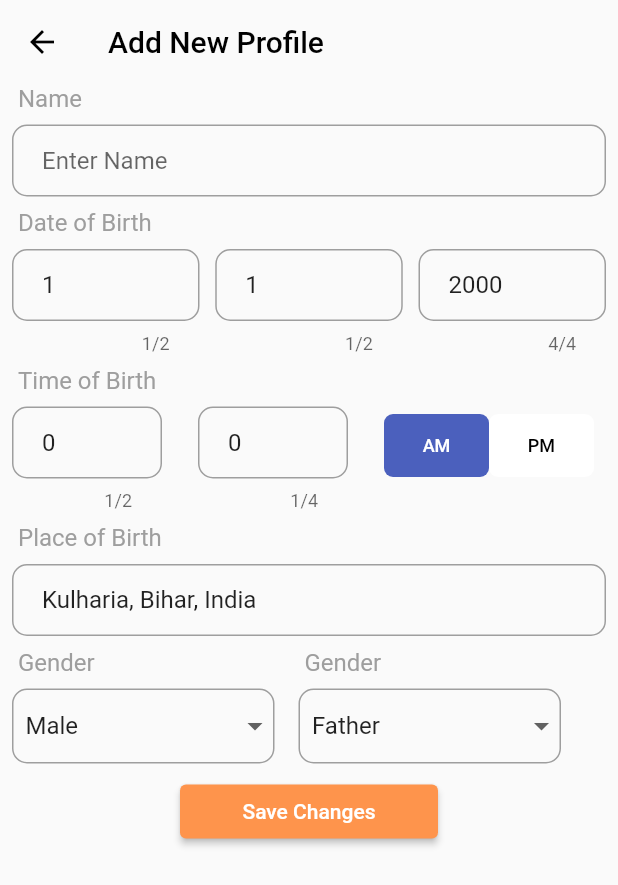
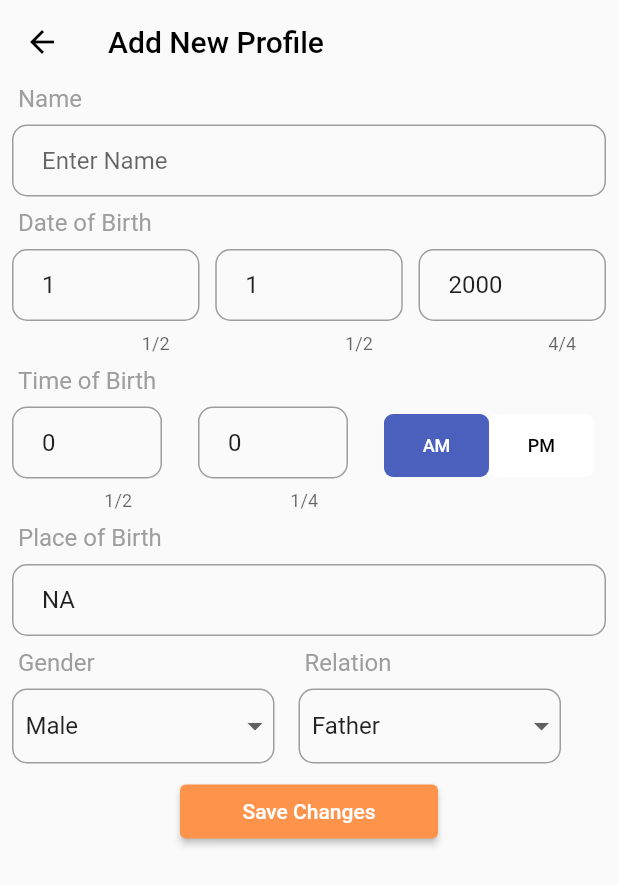
Before and after one commit to Chirag-Mathur/AstroTak, a Flutter app: the RelativeScreen screen opened directly, after a tap on "+ Add New Profile", on a phone screen of 412 x 824 dp. Shown: the top 885 px of the screen. Run offline on Flutter 3.47's test engine with Material 2 defaults, Android fonts, the light colour scheme and no system bars; our stand-ins replace dio, flutter_advanced_switch, flutter_bloc, logger; network calls fail; statements that could not run were skipped.

Commit message:
Task Completed :+1:

```diff
--- a/lib/bloc/relative_bloc/relatives_bloc.dart
+++ b/lib/bloc/relative_bloc/relatives_bloc.dart
@@ -14,7 +14,7 @@ class RelativesBloc extends Bloc<RelativesEvent, RelativesState> {
       List<Relative> relatives = [];
       relatives = await apiRepository.getAllRelatives();
 
-      logger.i(relatives.length);
+      logger.i('${relatives.length} Fetched State Called --->');
       emit(FetchedRelativesState(relatives));
     });
     on<AddRelative>((event, emit) async {
--- a/lib/repository/api_repository.dart
+++ b/lib/repository/api_repository.dart
@@ -24,4 +24,8 @@ class ApiRepository {
   updateRelative(Relative relative) async {
     return await _apiHandling.updateRelative(relative);
   }
+
+  getPlaceIds(String _birthPlace) async {
+    return await _apiHandling.getPlaceIdLists(_birthPlace);
+  }
 }
--- a/lib/screens/new_relative.dart
+++ b/lib/screens/new_relative.dart
@@ -4,6 +4,7 @@ import 'package:astrotak/bloc/relative_bloc/relatives_state.dart';
 import 'package:astrotak/models/relative_model.dart';
 import 'package:astrotak/repository/api_repository.dart';
 import 'package:astrotak/services/logger.dart';
+import 'package:astrotak/widgets/place_birth.dart';
 import 'package:astrotak/widgets/relative_tile.dart';
 import 'package:flutter/material.dart';
 import 'package:flutter_bloc/flutter_bloc.dart';
@@ -39,9 +40,7 @@ class _NewRelativeState extends State<NewRelative> {
         tobHour: 00,
         tobMin: 00,
         meridiem: "AM"),
-    birthPlace: BirthPlace(
-        placeName: "Kulharia, Bihar, India",
-        placeId: "ChIJwTa3v_6nkjkRC_b2yajUF_M"),
+    birthPlace: BirthPlace(placeName: "NA", placeId: "NA"),
     dateAndTimeOfBirth: DateTime.now(),
     firstName: "",
     fullName: "",
@@ -70,15 +69,22 @@ class _NewRelativeState extends State<NewRelative> {
   void didChangeDependencies() {
     if (widget.oldRelative != null) {
       _relative = widget.oldRelative;
+      dropdownValueGender = _relative!.gender;
+      dropdownValueRelation = _relative!.relationId;
     }
 
     super.didChangeDependencies();
   }
 
+  void addBirthPlaceDetails(BirthPlace birthPlace) {
+    _relative!.birthPlace = birthPlace;
+    logger.i("Addddddd Details------>>>> ${_relative!.birthPlace.placeName}");
+  }
+
   void _saveForm() async {
     logger.i("Saving Form --->>>>");
     final isValid = _formKey.currentState!.validate();
-    if (!isValid) {
+    if (!isValid && _relative!.birthPlace.placeName.isEmpty) {
       return;
     }
     _formKey.currentState!.save();
@@ -156,16 +162,17 @@ class _NewRelativeState extends State<NewRelative> {
                         FocusScope.of(context).requestFocus(_focusNode);
                       },
                       onSaved: (value) {
-                        _relative!.fullName = value!;
-
-                        if (value.split(" ").length == 2) {
-                          _relative!.firstName = value.split(" ")[0];
+                        if (value!.split(" ").length == 2) {
+                          _relative!.firstName = value!.split(" ")[0];
                           _relative!.lastName = value.split(" ")[1];
-                        } else if (value.split(" ").length == 2) {
+                        } else if (value.split(" ").length >= 3) {
                           _relative!.firstName = value.split(" ")[0];
                           _relative!.lastName = value.split(" ")[2];
                           _relative!.middleName = value.split(" ")[1];
                         }
+
+                        logger.d(
+                            "${_relative!.firstName} ${_relative!.lastName}");
                       },
                       validator: (value) {
                         if (value!.isEmpty) {
@@ -440,23 +447,27 @@ class _NewRelativeState extends State<NewRelative> {
                       style: TextStyle(color: Colors.grey, fontSize: 16),
                     ),
                   ),
-                  Padding(
-                    padding: const EdgeInsets.all(8.0),
-                    child: TextFormField(
-                      //
-                      initialValue: _relative!.birthPlace.placeName,
-                      onSaved: (newValue) {
-                        logger.d("Placeeeeeeeeeeeeeeeeeeee");
-                        String placeId = DateTime.now().toString();
+                  // Padding(
+                  //   padding: const EdgeInsets.all(8.0),
+                  //   child: TextFormField(
+                  //     //
+                  //     initialValue: _relative!.birthPlace.placeName,
+                  //     onSaved: (newValue) {
+                  //       logger.d("Placeeeeeeeeeeeeeeeeeeee");
+                  //       String placeId = DateTime.now().toString();
 
-                        // logger
-                        //     .i(newValue + "-----------------------" + placeId);
-                        _relative!.birthPlace =
-                            BirthPlace(placeName: newValue!, placeId: placeId);
-                      },
+                  //       // logger
+                  //       //     .i(newValue + "-----------------------" + placeId);
+                  //       _relative!.birthPlace =
+                  //           BirthPlace(placeName: newValue!, placeId: placeId);
+                  //     },
 
-                      decoration: _inputDecoration(" "),
-                    ),
+                  //     decoration: _inputDecoration(" "),
+                  //   ),
+                  // ),
+                  PlaceBirth(
+                    addDetails: addBirthPlaceDetails,
+                    birthPlace: _relative!.birthPlace,
                   ),
                   Row(
                     children: [
@@ -530,7 +541,7 @@ class _NewRelativeState extends State<NewRelative> {
                             padding:
                                 const EdgeInsets.symmetric(horizontal: 12.0),
                             child: Text(
-                              'Gender',
+                              'Relation',
                               style:
                                   TextStyle(color: Colors.grey, fontSize: 16),
                             ),
@@ -555,6 +566,13 @@ class _NewRelativeState extends State<NewRelative> {
                                         child: Text('Father'),
                                       ),
                                       value: 1,
+                                    ),
+                                    DropdownMenuItem(
+                                      child: Padding(
+                                        padding: const EdgeInsets.all(8.0),
+                                        child: Text('Mother'),
+                                      ),
+                                      value: 2,
                                     ),
                                     DropdownMenuItem(
                                       child: Padding(
--- a/lib/screens/relative.dart
+++ b/lib/screens/relative.dart
@@ -28,7 +28,7 @@ class _RelativeScreenState extends State<RelativeScreen> {
     relatives.removeWhere((relative) => relative.uuid == uuid);
     logger.i('logger --> ${relatives.length}');
     relativeBloc.add(DeleteRelative(uuid));
-    relativeBloc.add(FetchAllRelatives());
+    // relativeBloc.add(FetchAllRelatives());
   }
 
   void _updateRelative(Relative relative) {
@@ -48,10 +48,15 @@ class _RelativeScreenState extends State<RelativeScreen> {
   }
 
   @override
-  Widget build(BuildContext context) {
+  void initState() {
+    // TODO: implement initState
+    super.initState();
     relativeBloc = BlocProvider.of<RelativesBloc>(context);
     relativeBloc.add(FetchAllRelatives());
+  }
 
+  @override
+  Widget build(BuildContext context) {
     return BlocBuilder<RelativesBloc, RelativesState>(
         builder: (context, state) {
       logger.i(state);
@@ -72,7 +77,15 @@ class _RelativeScreenState extends State<RelativeScreen> {
                   )
                 : state is FetchingRelativesState
                     ? Center(
-                        child: CircularProgressIndicator(),
+                        child: Column(
+                          children: [
+                            CircularProgressIndicator(color: Colors.amber),
+                            Text(
+                              'Loading...',
+                              style: TextStyle(color: Colors.amber),
+                            ),
+                          ],
+                        ),
                       )
                     : state is FetchedRelativesState
                         ? Column(
@@ -203,8 +216,20 @@ class _RelativeScreenState extends State<RelativeScreen> {
                           )
                         : state is AddingRelativeState
                             ? Text('Adding')
-                            : state is UpdatedRelativeState
-                                ? Text('Updating')
+                            : state is UpdatingRelativeState
+                                ? Center(
+                                    child: Column(
+                                      children: [
+                                        CircularProgressIndicator(
+                                          color: Colors.amber,
+                                        ),
+                                        Text(
+                                          'Updating',
+                                          style: TextStyle(color: Colors.amber),
+                                        ),
+                                      ],
+                                    ),
+                                  )
                                 : Text('Error'),
       );
       // if (state is FetchingRelativesState) {
--- /dev/null
+++ b/lib/widgets/place_birth.dart
@@ -0,0 +1,141 @@
+import 'dart:ui';
+
+import 'package:astrotak/services/logger.dart';
+import 'package:flutter/material.dart';
+import '../models/relative_model.dart';
+import '../repository/api_repository.dart';
+
+class PlaceBirth extends StatefulWidget {
+  Function addDetails;
+  BirthPlace birthPlace;
+  //PlaceBirth({Key? key, required addDetails}) : super(key: key);
+  PlaceBirth({required this.addDetails, required this.birthPlace});
+
+  @override
+  _PlaceBirthState createState() => _PlaceBirthState();
+}
+
+class _PlaceBirthState extends State<PlaceBirth> {
+  ApiRepository _apiRepository = ApiRepository();
+  bool _isVisible = false;
+  bool _isLoading = false;
+
+  InputDecoration _inputDecoration(String hinttext) {
+    return InputDecoration(
+      hintText: hinttext,
+      contentPadding: EdgeInsets.symmetric(vertical: 10.0, horizontal: 20.0),
+      border: OutlineInputBorder(
+        borderRadius: BorderRadius.all(Radius.circular(10.0)),
+      ),
+      enabledBorder: OutlineInputBorder(
+        borderSide: BorderSide(color: Colors.grey, width: 1.0),
+        borderRadius: BorderRadius.all(Radius.circular(10.0)),
+      ),
+      focusedBorder: OutlineInputBorder(
+        borderSide: BorderSide(color: Colors.grey, width: 2.0),
+        borderRadius: BorderRadius.all(Radius.circular(10.0)),
+      ),
+    );
+  }
+
+  TextEditingController _placeBirthController = TextEditingController();
+
+  String _placeBirth = "";
+  List<BirthPlace> listBirthPlace = [];
+
+  @override
+  void initState() {
+    // TODO: implement initState
+    super.initState();
+    _placeBirthController =
+        TextEditingController(text: widget.birthPlace.placeName);
+  }
+
+  @override
+  Widget build(BuildContext context) {
+    return Container(
+      child: Column(
+        children: [
+          Padding(
+            padding: const EdgeInsets.all(8.0),
+            child: TextField(
+              controller: _placeBirthController,
+              onSubmitted: (value) async {
+                setState(() {
+                  _isLoading = true;
+                  _isVisible = false;
+                });
+
+                listBirthPlace = await _apiRepository.getPlaceIds(value);
+                setState(() {
+                  logger.d(
+                      "Workinggggg ----> " + listBirthPlace.length.toString());
+                  _isLoading = false;
+                  _isVisible = true;
+                  logger.i(_isLoading);
+                  logger.i(_isVisible);
+                });
+              },
+              decoration: _inputDecoration(" "),
+            ),
+          ),
+
+          listBirthPlace.length > 0 && _isVisible
+              ? ListView.builder(
+                  shrinkWrap: true,
+                  itemCount: listBirthPlace.length,
+                  itemBuilder: (context, index) {
+                    return ListTile(
+                      title: Text(listBirthPlace[index].placeName),
+                      onTap: () {
+                        setState(() {
+                          widget.addDetails(listBirthPlace[index]);
+                          // widget.birthPlace = listBirthPlace[index];
+                          // logger.i(widget.birthPlace.placeName);
+                          _placeBirthController.text =
+                              listBirthPlace[index].placeName;
+                          _isVisible = false;
+                        });
+                      },
+                    );
+                  },
+                )
+              : _isLoading
+                  ? Center(
+                      child: Column(
+                        children: [
+                          // Text('${listBirthPlace.length} ${_isVisible}'),
+                          CircularProgressIndicator(),
+                        ],
+                      ),
+                    )
+                  : Container(),
+          // FutureBuilder<List<BirthPlace>>(
+          //   future: _apiRepository.getPlaceIds(_placeBirth),
+          //   builder: (context, snapshot) {
+          //     if (snapshot.hasData) {
+          //       return ListView.builder(
+          //         itemCount: snapshot.data!.length,
+          //         itemBuilder: (context, index) {
+          //           return ListTile(
+          //             title: Text(snapshot.data![index].placeName),
+          //             onTap: () {
+          //               widget.birthPlace = snapshot.data![index];
+
+          //               Navigator.pop(context, snapshot.data![index]);
+          //             },
+          //           );
+          //         },
+          //       );
+          //     } else {
+          //       return Center(
+          //         child: CircularProgressIndicator(),
+          //       );
+          //     }
+          //   },
+          // ),
+        ],
+      ),
+    );
+  }
+}
```
Also changed, not shown: lib/services/api_handling.dart (+40 -8 lines), lib/widgets/relative_tile.dart (+10 -10 lines), 2 other files.
